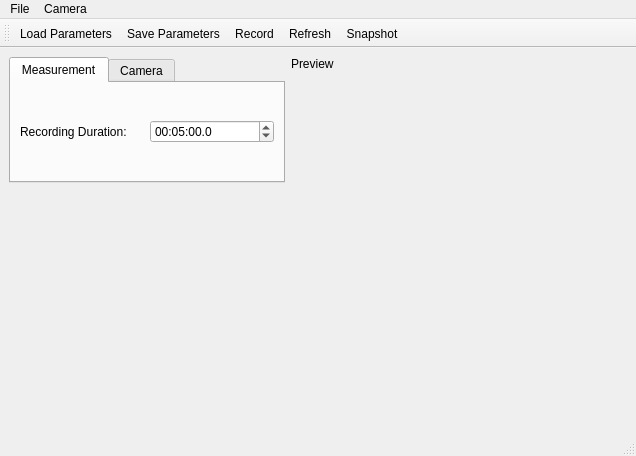
The window that fimui/ui_fimwindow.ui (fncnt/fimrecorder) describes before a commit, drawn with Qt 5.
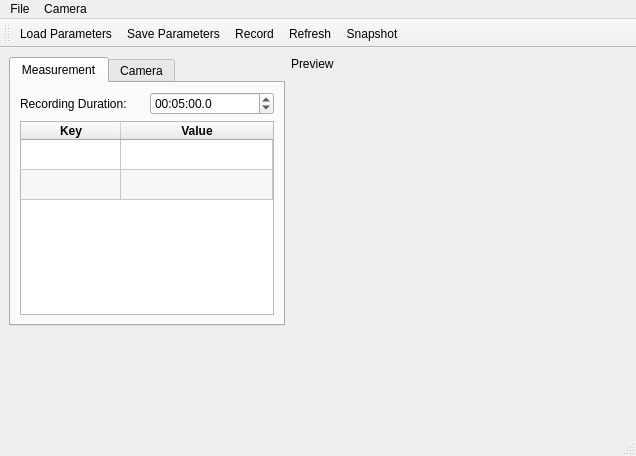
The same window after the commit. The open tabs and pages were chosen to show the change.

Diff of the .ui file:
```diff
--- a/fimui/ui_fimwindow.ui
+++ b/fimui/ui_fimwindow.ui
@@ -55,13 +55,23 @@
        </sizepolicy>
       </property>
       <property name="currentIndex">
-       <number>1</number>
+       <number>0</number>
       </property>
       <widget class="QWidget" name="tabMeasurement">
        <attribute name="title">
         <string>Measurement</string>
        </attribute>
        <layout class="QGridLayout" name="gridLayout_3">
+        <item row="0" column="0">
+         <widget class="QLabel" name="RecDurLabel">
+          <property name="toolTip">
+           <string/>
+          </property>
+          <property name="text">
+           <string>Recording Duration:</string>
+          </property>
+         </widget>
+        </item>
         <item row="0" column="1">
          <widget class="QTimeEdit" name="RecDurTEdit">
           <property name="toolTip">
@@ -85,14 +95,63 @@
           </property>
          </widget>
         </item>
-        <item row="0" column="0">
-         <widget class="QLabel" name="RecDurLabel">
-          <property name="toolTip">
-           <string/>
+        <item row="1" column="0" colspan="2">
+         <widget class="QTableWidget" name="UserDataTable">
+          <property name="horizontalScrollBarPolicy">
+           <enum>Qt::ScrollBarAlwaysOff</enum>
           </property>
-          <property name="text">
-           <string>Recording Duration:</string>
+          <property name="alternatingRowColors">
+           <bool>true</bool>
           </property>
+          <attribute name="horizontalHeaderStretchLastSection">
+           <bool>true</bool>
+          </attribute>
+          <attribute name="verticalHeaderVisible">
+           <bool>false</bool>
+          </attribute>
+          <row>
+           <property name="text">
+            <string/>
+           </property>
+          </row>
+          <row>
+           <property name="text">
+            <string/>
+           </property>
+          </row>
+          <column>
+           <property name="text">
+            <string>Key</string>
+           </property>
+           <property name="font">
+            <font>
+             <weight>75</weight>
+             <bold>true</bold>
+            </font>
+           </property>
+          </column>
+          <column>
+           <property name="text">
+            <string>Value</string>
+           </property>
+           <property name="font">
+            <font>
+             <weight>75</weight>
+             <bold>true</bold>
+            </font>
+           </property>
+          </column>
+          <item row="0" column="0">
+           <property name="text">
+            <string/>
+           </property>
+           <property name="font">
+            <font>
+             <weight>50</weight>
+             <bold>false</bold>
+            </font>
+           </property>
+          </item>
          </widget>
         </item>
        </layout>
```
